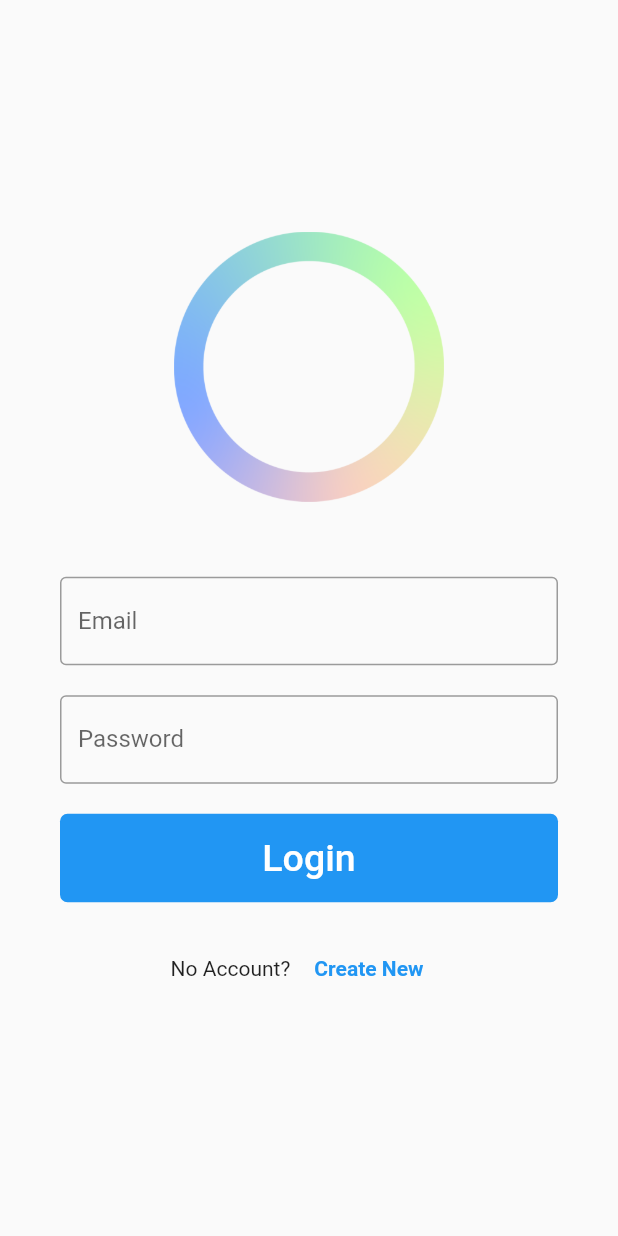
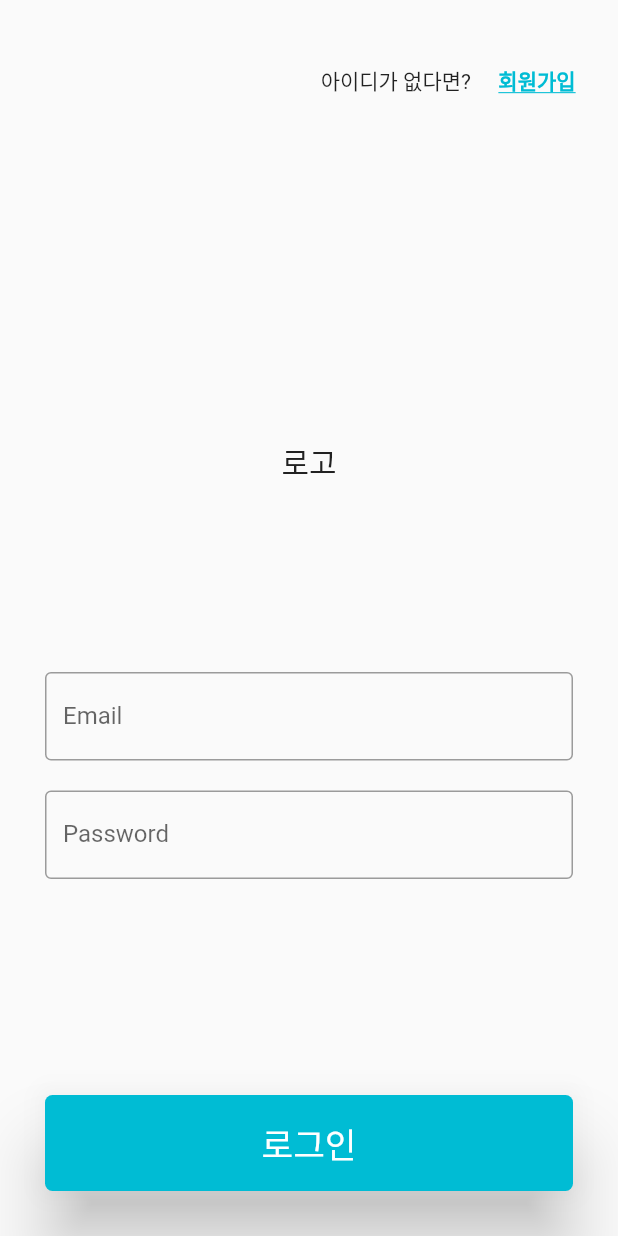
Before and after one commit to seongjinemong/circlemanage, a Flutter app: the screen it shows after launch, on a phone screen of 412 x 824 dp. Run offline on Flutter 3.47's test engine with Material 2 defaults, Android fonts, the light colour scheme and no system bars; our stand-ins replace cloud_firestore, firebase_auth; accounts and stored records are empty.

Commit message:
LoginPage Changed
LoginPage Design Initialized

```diff
--- a/lib/login/login.dart
+++ b/lib/login/login.dart
@@ -18,28 +18,57 @@ class _LoginPageState extends State<LoginPage> {
     return Scaffold(
       body: Form(
         key: _formKey,
-        child: Center(
+        child: Stack(
+          alignment: Alignment.bottomCenter,
+          children: <Widget>[
+            Positioned(
+              top: 10,
+              right: 10,
+              child: Padding(
+                padding: const EdgeInsets.only(top: 20),
+                child: Row(
+                  mainAxisAlignment: MainAxisAlignment.center,
+                  children: <Widget>[
+                    Text(
+                      '아이디가 없다면?',
+                    ),
+                    FlatButton(
+                      onPressed: () {
+                        Navigator.push(
+                            context,
+                            MaterialPageRoute(
+                                builder: (context) => CreatePage()));
+                      },
+                      child: Text(
+                        "회원가입",
+                        style: TextStyle(
+                          color: Theme.of(context).primaryColor,
+                          fontWeight: FontWeight.bold,
+                          decoration: TextDecoration.underline,
+                        ),
+                      ),
+                    ),
+                  ],
+                ),
+              ),
+            ),
+            Center(
               child: SingleChildScrollView(
                 child: Padding(
-              padding: const EdgeInsets.all(40.0),
+                  padding: const EdgeInsets.all(30.0),
                   child: Column(
                     mainAxisAlignment: MainAxisAlignment.center,
                     children: <Widget>[
-                  Image.asset(
-                    'lib/assets/circle.png',
+                      Container(
                         width: 180,
                         height: 180,
-                  ),
-                  /*
-                  Padding(
-                    padding: EdgeInsets.only(bottom: 50),
+                        child: Center(
                           child: Text(
-                      'Circle\nManage',
-                      textAlign: TextAlign.center,
-                      style: TextStyle(fontSize: 50),
+                            '로고',
+                            style: TextStyle(fontSize: 20),
                           ),
                         ),
-                  */
+                      ),
                       Padding(
                         padding: const EdgeInsets.only(bottom: 20, top: 50),
                         child: TextFormField(
@@ -79,21 +108,33 @@ class _LoginPageState extends State<LoginPage> {
                     */
                         ),
                       ),
-                  Row(
-                    children: <Widget>[
-                      Expanded(
+                    ],
+                  ),
+                ),
+              ),
+            ),
+            Positioned(
+              bottom: 30,
               child: RaisedButton(
-                          padding: EdgeInsets.only(
-                              right: 100, left: 100, top: 15, bottom: 15),
-                          elevation: Dimen.elevation,
+                padding: EdgeInsets.only(top: 15, bottom: 15),
+                elevation: Dimen.getelevation(),
                 highlightElevation: Dimen.highlightelevation,
                 shape: RoundedRectangleBorder(
                   borderRadius: BorderRadius.circular(5.0),
                 ),
-                          color: Colors.blue,
+                color: Theme.of(context).primaryColor,
+                child: Container(
+                  width: MediaQuery.of(context).size.width - 60,
+                  child: Center(
                     child: Text(
-                            'Login',
-                            style: TextStyle(color: Colors.white, fontSize: 25),
+                      '로그인',
+                      style: TextStyle(
+                        color: Colors.white,
+                        fontSize: 23,
+                        //fontWeight: FontWeight.bold,
+                      ),
+                    ),
+                  ),
                 ),
                 onPressed: () {
                   signIn();
@@ -101,34 +142,6 @@ class _LoginPageState extends State<LoginPage> {
               ),
             ),
           ],
-                  ),
-                  Padding(
-                    padding: const EdgeInsets.only(top: 20),
-                    child: Row(
-                      mainAxisAlignment: MainAxisAlignment.center,
-                      children: <Widget>[
-                        Text(
-                          'No Account?',
-                        ),
-                        FlatButton(
-                          onPressed: () {
-                            Navigator.push(
-                                context,
-                                MaterialPageRoute(
-                                    builder: (context) => CreatePage()));
-                          },
-                          child: Text("Create New",
-                              style: TextStyle(
-                                  color: Colors.blue,
-                                  fontWeight: FontWeight.bold)),
-                        ),
-                      ],
-                    ),
-                  ),
-                ],
-              ),
-            ),
-          ),
         ),
       ),
     );
--- a/lib/main.dart
+++ b/lib/main.dart
@@ -1,9 +1,24 @@
 import 'package:flutter/material.dart';
 import 'package:circlemanage/login/login.dart';
+
+Map<int, Color> color = {
+  50: Color.fromRGBO(48, 213, 200, .1),
+  100: Color.fromRGBO(48, 213, 200, .2),
+  200: Color.fromRGBO(48, 213, 200, .3),
+  300: Color.fromRGBO(48, 213, 200, .4),
+  400: Color.fromRGBO(48, 213, 200, .5),
+  500: Color.fromRGBO(48, 213, 200, .6),
+  600: Color.fromRGBO(48, 213, 200, .7),
+  700: Color.fromRGBO(48, 213, 200, .8),
+  800: Color.fromRGBO(48, 213, 200, .9),
+  900: Color.fromRGBO(48, 213, 200, 1),
+};
 
 void main() => runApp(MyApp());
 
 class MyApp extends StatelessWidget {
+  MaterialColor myColor = MaterialColor(0xFF880E4F, color);
+
   // This widget is the root of your application.
   @override
   Widget build(BuildContext context) {
@@ -11,7 +26,9 @@ class MyApp extends StatelessWidget {
       debugShowCheckedModeBanner: false,
       title: 'Flutter Demo',
       theme: ThemeData(
-        primarySwatch: Colors.blue,
+        primarySwatch: myColor,
+        primaryColor: Colors.cyan,
+        accentColor: Colors.cyanAccent,
       ),
       home: LoginPage(),
     );
--- a/lib/resource/dimen.dart
+++ b/lib/resource/dimen.dart
@@ -1,5 +1,5 @@
 class Dimen {
-  static double elevation = 0.0;
+  static double elevation = 20.0;
   static double highlightelevation = 0.0;
 
   static double getelevation() {
```
Lines whose indentation alone changed are shown as unchanged.
